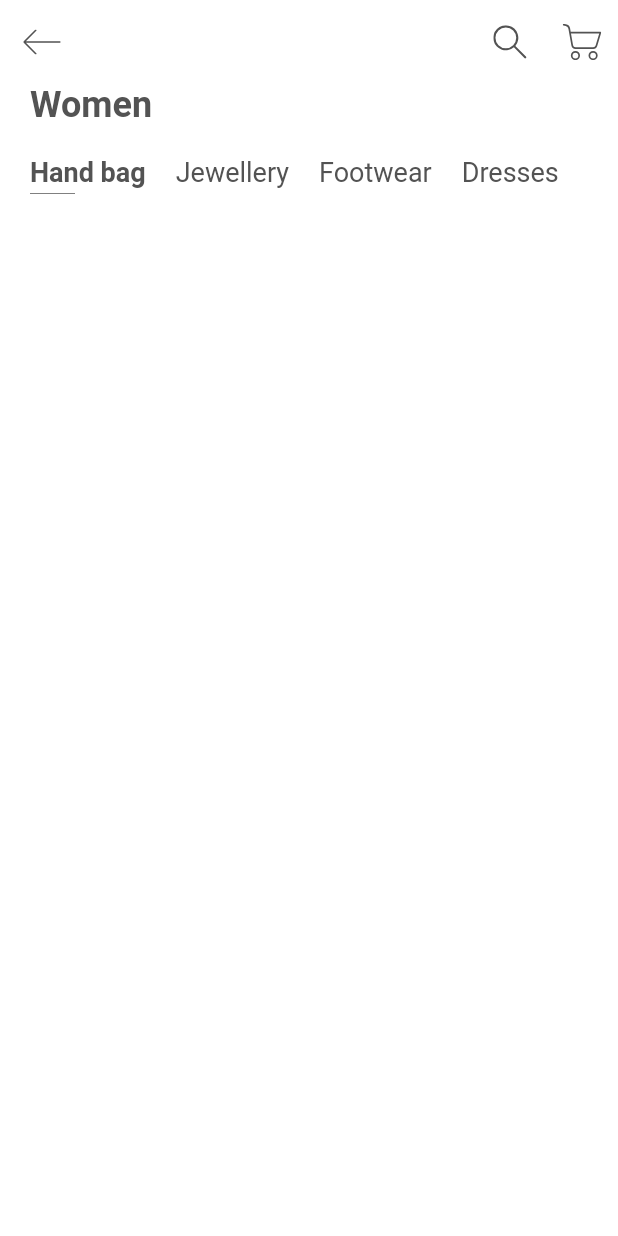
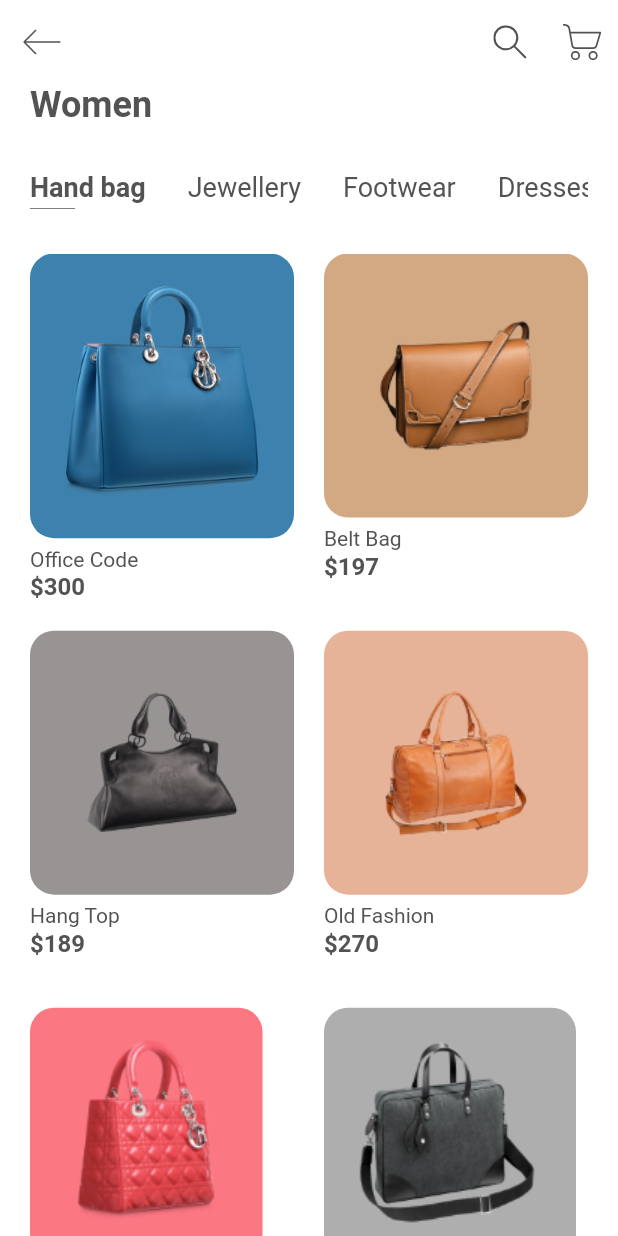
Before and after one commit to JAtoms/FluCommerce, a Flutter app: the screen it shows after launch, on a phone screen of 412 x 824 dp. Run offline on Flutter 3.47's test engine with Material 2 defaults, Android fonts, the phone set to English and light mode, and no system bars; our stand-ins replace flutter_svg, google_fonts.

Commit message:
Added and isolaated card item

```diff
--- /dev/null
+++ b/lib/components/card_item.dart
@@ -0,0 +1,39 @@
+import 'package:flutter/cupertino.dart';
+import 'package:voice_radio/constants/constants.dart';
+import 'package:voice_radio/models/products.dart';
+
+class CardItem extends StatelessWidget {
+  final Product products;
+  final Function onPress;
+
+  const CardItem({
+    required this.products,
+    required this.onPress,
+  });
+
+  @override
+  Widget build(BuildContext context) {
+    return Column(
+      crossAxisAlignment: CrossAxisAlignment.start,
+      children: [
+        Container(
+          padding: EdgeInsets.all(kDefaultPadding),
+          decoration: BoxDecoration(
+            color: products.color,
+            borderRadius: BorderRadius.circular(16),
+          ),
+          child: Image.asset(products.image),
+        ),
+        Padding(
+          padding: EdgeInsets.only(top: 6, bottom: 1),
+          child: Text(products.title,
+              style: TextStyle(fontSize: 14, color: kTextColor)),
+        ),
+        Text(
+          "\$${products.price.toString()}",
+          style: TextStyle(fontWeight: FontWeight.bold, fontSize: 16),
+        )
+      ],
+    );
+  }
+}
--- a/lib/components/categories.dart
+++ b/lib/components/categories.dart
@@ -21,7 +21,7 @@ class _CategoriesState extends State<Categories> {
   @override
   Widget build(BuildContext context) {
     return Padding(
-      padding: const EdgeInsets.symmetric(horizontal: kDefaultPadding),
+      padding: const EdgeInsets.symmetric(vertical: 30),
       child: SizedBox(
         height: 25,
         child: ListView.builder(
@@ -35,13 +35,13 @@ class _CategoriesState extends State<Categories> {
 
   Widget buildCategory(int index) {
     return GestureDetector(
-      onTap: (){
+      onTap: () {
         setState(() {
           selectedIndex = index;
         });
       },
       child: Padding(
-          padding: const EdgeInsets.only(right: kDefaultPadding),
+        padding: const EdgeInsets.only(right: 28),
         child: Column(
           crossAxisAlignment: CrossAxisAlignment.start,
           children: [
@@ -56,8 +56,7 @@ class _CategoriesState extends State<Categories> {
               margin: EdgeInsets.only(top: 4),
               height: 2,
               width: 30,
-                color:
-                    selectedIndex == index ? Colors.black : Colors.transparent,
+              color: selectedIndex == index ? Colors.black : Colors.transparent,
             )
           ],
         ),
--- a/lib/models/products_database.dart
+++ b/lib/models/products_database.dart
@@ -6,7 +6,7 @@ List<Product> products = [
   Product(
       id: 1,
       title: "Office Code",
-      price: 234,
+      price: 300,
       size: 12,
       description: dummyText,
       image: "assets/images/bag_1.png",
@@ -14,7 +14,7 @@ List<Product> products = [
   Product(
       id: 2,
       title: "Belt Bag",
-      price: 234,
+      price: 197,
       size: 8,
       description: dummyText,
       image: "assets/images/bag_2.png",
@@ -22,7 +22,7 @@ List<Product> products = [
   Product(
       id: 3,
       title: "Hang Top",
-      price: 234,
+      price: 189,
       size: 10,
       description: dummyText,
       image: "assets/images/bag_3.png",
@@ -30,7 +30,7 @@ List<Product> products = [
   Product(
       id: 4,
       title: "Old Fashion",
-      price: 234,
+      price: 270,
       size: 11,
       description: dummyText,
       image: "assets/images/bag_4.png",
@@ -38,7 +38,7 @@ List<Product> products = [
   Product(
       id: 5,
       title: "Office Code",
-      price: 234,
+      price: 315,
       size: 12,
       description: dummyText,
       image: "assets/images/bag_5.png",
@@ -46,7 +46,7 @@ List<Product> products = [
   Product(
     id: 6,
     title: "Office Code",
-    price: 234,
+    price: 255,
     size: 12,
     description: dummyText,
     image: "assets/images/bag_6.png",
--- a/lib/screens/body.dart
+++ b/lib/screens/body.dart
@@ -1,27 +1,44 @@
 import 'package:flutter/cupertino.dart';
 import 'package:flutter/material.dart';
+import 'package:voice_radio/components/card_item.dart';
 import 'package:voice_radio/components/categories.dart';
 import 'package:voice_radio/constants/constants.dart';
+import 'package:voice_radio/models/products.dart';
+import 'package:voice_radio/models/products_database.dart';
 
 class Body extends StatelessWidget {
   const Body({Key? key}) : super(key: key);
 
   @override
   Widget build(BuildContext context) {
-    return Column(
-      crossAxisAlignment: CrossAxisAlignment.start,
-      children: [
-        Padding(
-          padding: const EdgeInsets.symmetric(horizontal: kDefaultPadding),
-          child: Text("Women",
+    return Padding(
+      padding: EdgeInsets.symmetric(horizontal: kDefaultPadding),
+      child: Column(
+        crossAxisAlignment: CrossAxisAlignment.start,
+        children: [
+          Text("Women",
               style: Theme.of(context)
                   .textTheme
                   .headline5!
                   .copyWith(fontWeight: FontWeight.bold)),
-        ),
-        SizedBox(height: kDefaultPadding),
-        Categories()
-      ],
+          Categories(),
+          Expanded(
+            child: GridView.builder(
+                itemCount: products.length,
+                gridDelegate: SliverGridDelegateWithFixedCrossAxisCount(
+                  crossAxisCount: 2,
+                  crossAxisSpacing: kDefaultPadding,
+                  childAspectRatio: .7,
+                ),
+                itemBuilder: (context, index) {
+                  return CardItem(
+                    products: products[index],
+                    onPress: () {},
+                  );
+                }),
+          )
+        ],
+      ),
     );
   }
 }
```
Lines whose indentation alone changed are shown as unchanged.
